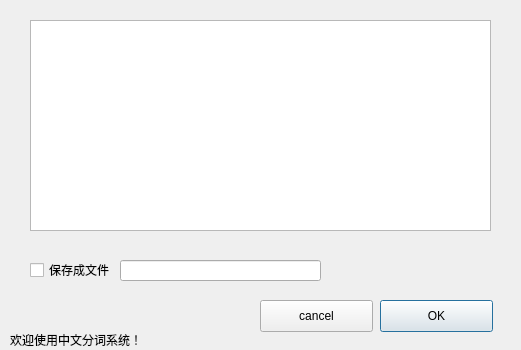
First picture: the form in myMainWindow/readfrominput.ui, repository podiumdesu/Chinese-Word-Segmentation, before the edit.
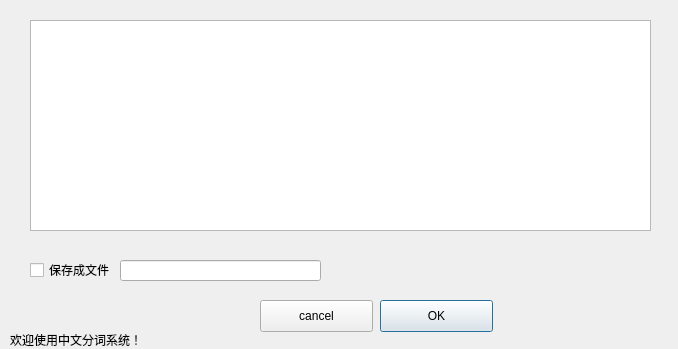
Second picture: the form after the edit.

Commit message: 11 ok, 12 crash????

Patch:
```diff
--- a/myMainWindow/readfrominput.ui
+++ b/myMainWindow/readfrominput.ui
@@ -9,8 +9,8 @@
    <rect>
     <x>0</x>
     <y>0</y>
-    <width>521</width>
-    <height>350</height>
+    <width>678</width>
+    <height>349</height>
    </rect>
   </property>
   <property name="windowTitle">
@@ -21,7 +21,7 @@
     <rect>
      <x>30</x>
      <y>20</y>
-     <width>461</width>
+     <width>621</width>
      <height>211</height>
     </rect>
    </property>
```
